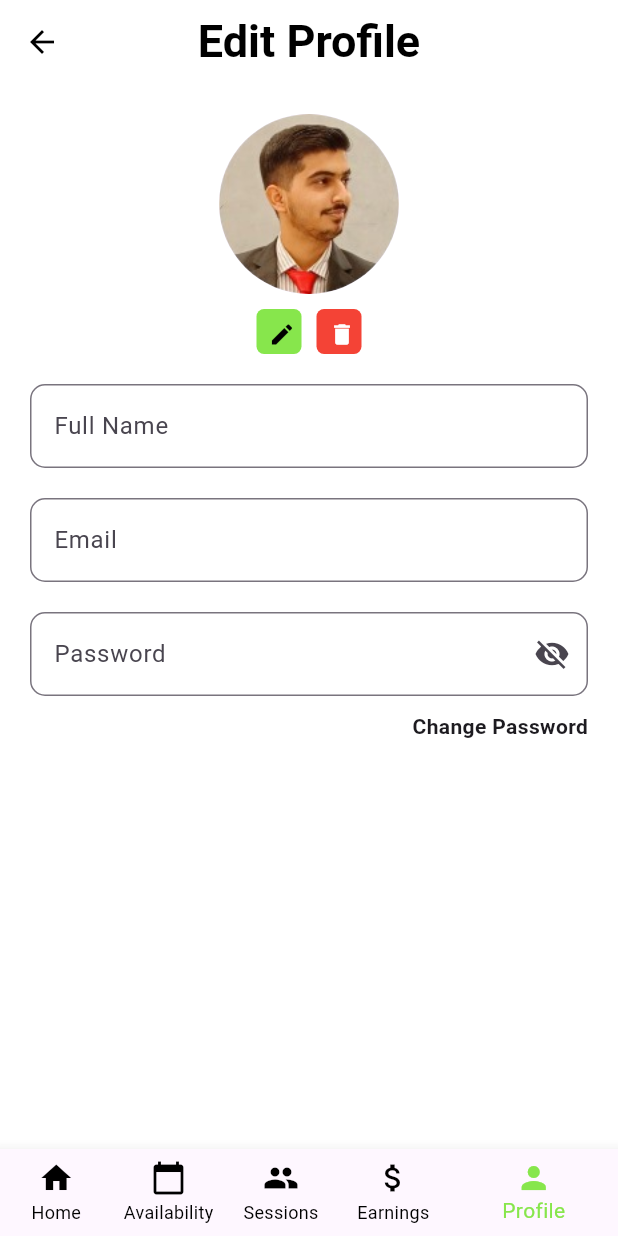
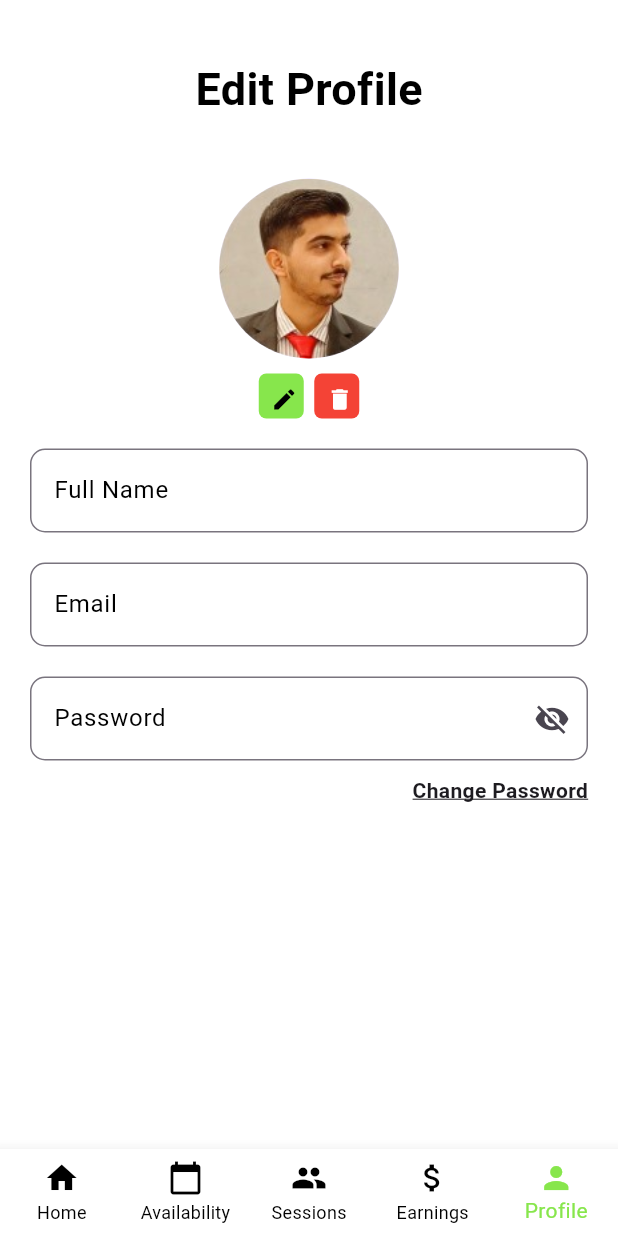
Before and after one commit to ahmedabbas8811/TutorNowApp, a Flutter app: the EditProfileScreen screen opened directly, on a phone screen of 412 x 824 dp. Run offline on Flutter 3.47's test engine with Material 3 defaults, Android fonts, the phone set to English and light mode, and no system bars; our stand-ins replace file_picker, form_validator, get, get_storage, image_picker, permission_handler and 1 more; accounts and stored records are empty.

Commit message:
Made Changes in person screen & edit profile screen and add change password screen

```diff
--- a/lib/earningscreen.dart
+++ b/lib/earningscreen.dart
@@ -112,6 +112,8 @@ class _EarningsScreenState extends State<EarningsScreen> {
       ),
       bottomNavigationBar: BottomNavigationBar(
         currentIndex: _selectedIndex,
+        type: BottomNavigationBarType.fixed, // Fixed type ensures white background
+          backgroundColor: Colors.white,
         selectedItemColor: const Color(0xff87e64c),
         unselectedItemColor: Colors.black,
         showSelectedLabels: true,
--- a/lib/admin/views/editprofile_screen.dart
+++ b/lib/editprofile_screen.dart
@@ -1,4 +1,10 @@
 import 'package:flutter/material.dart';
+import 'package:newifchaly/changepassword_screen.dart';
+import 'package:newifchaly/availabilityscreen.dart';
+import 'package:newifchaly/earningscreen.dart';
+import 'package:newifchaly/personscreen.dart';
+import 'package:newifchaly/profile_screen.dart';
+import 'package:newifchaly/sessionscreen.dart';
 
 class EditProfileScreen extends StatefulWidget {
   @override
@@ -32,35 +38,64 @@ class _EditProfileScreenState extends State<EditProfileScreen> {
   }
 
   @override
-  void dispose() {
-    super.dispose();
-    _fullNameFocusNode.dispose();
-    _emailFocusNode.dispose();
-    _passwordFocusNode.dispose();
+  void _onBottomNavTap(int index) {
+  switch (index) {
+    case 0:
+      Navigator.push(
+        context,
+        MaterialPageRoute(builder: (context) => ProfileScreen()), // Replace with actual HomeScreen widget
+      );
+      break;
+    case 1:
+      Navigator.push(
+        context,
+        MaterialPageRoute(builder: (context) => AvailabilityScreen()), // Replace with actual AvailabilityScreen widget
+      );
+      break;
+    case 2:
+      Navigator.push(
+        context,
+        MaterialPageRoute(builder: (context) => SessionsScreen()), // Replace with actual SessionsScreen widget
+      );
+      break;
+    case 3:
+      Navigator.push(
+        context,
+        MaterialPageRoute(builder: (context) => EarningsScreen()), // Your existing EarningsScreen widget
+      );
+      break;
+    case 4:
+      Navigator.push(
+        context,
+        MaterialPageRoute(builder: (context) => PersonScreen()), // Profile screen (current screen)
+      );
+      break;
   }
+}
+
 
   @override
   Widget build(BuildContext context) {
     return Scaffold(
       backgroundColor: Colors.white,
-      appBar: AppBar(
-
-        title: const Text(
-          'Edit Profile',
-          style: TextStyle(
-              fontSize: 30, color: Colors.black, fontWeight: FontWeight.bold),
-        ),
-        backgroundColor: Colors.white,
-        elevation: 0,
-        centerTitle: true,
-        iconTheme: const IconThemeData(color: Colors.black),
-      ),
       body: SingleChildScrollView(
         child: Padding(
           padding: const EdgeInsets.symmetric(horizontal: 20.0),
           child: Column(
             crossAxisAlignment: CrossAxisAlignment.center,
             children: [
+              const SizedBox(height: 20),
+              // Add "Edit Profile" text here
+            const  Padding(
+                padding: const EdgeInsets.all(18.0),
+                child: const Text(
+                  'Edit Profile',
+                  style: TextStyle(
+                      fontSize: 30,
+                      fontWeight: FontWeight.bold,
+                      color: Colors.black),
+                ),
+              ),
               const SizedBox(height: 20),
               Column(
                 children: [
@@ -69,43 +104,36 @@ class _EditProfileScreenState extends State<EditProfileScreen> {
                     backgroundImage: AssetImage('assets/profile.jpg'),
                   ),
                   const SizedBox(height: 10),
-                  // Centered Row for edit and delete buttons
                   Row(
                     mainAxisAlignment: MainAxisAlignment.center,
                     children: [
-                      // Edit button with rounded container
                       Container(
                         width: 30,
                         height: 30,
                         padding: EdgeInsets.all(0),
                         decoration: BoxDecoration(
                           color: const Color(0xff87e64c),
-                          borderRadius: BorderRadius.circular(5), // Rounded corners
+                          borderRadius: BorderRadius.circular(5),
                         ),
                         child: IconButton(
-                          onPressed: () {
-                            // Action for edit button
-                          },
+                          onPressed: () {},
                           icon: const Icon(Icons.edit, color: Colors.black),
-                          iconSize: 18, // Smaller icon size
+                          iconSize: 18,
                         ),
                       ),
-                      const SizedBox(width: 10),
-                      // Delete button with rounded container
+                      const SizedBox(width: 7),
                       Container(
                         width: 30,
                         height: 30,
                         padding: EdgeInsets.all(0),
                         decoration: BoxDecoration(
                           color: Colors.red,
-                          borderRadius: BorderRadius.circular(5), // Rounded corners
+                          borderRadius: BorderRadius.circular(5),
                         ),
                         child: IconButton(
-                          onPressed: () {
-                            // Action for delete button
-                          },
+                          onPressed: () {},
                           icon: const Icon(Icons.delete, color: Colors.white),
-                          iconSize: 18, // Smaller icon size
+                          iconSize: 18,
                         ),
                       ),
                     ],
@@ -113,17 +141,30 @@ class _EditProfileScreenState extends State<EditProfileScreen> {
                 ],
               ),
               const SizedBox(height: 20),
-              // Full Name Field
+
               TextField(
                 controller: _fullNameController,
                 focusNode: _fullNameFocusNode,
+                cursorColor: Colors.grey,
                 decoration: InputDecoration(
                   labelText: 'Full Name',
                   hintText: 'Aliyan Rizvi',
+                  labelStyle: TextStyle(
+                    color: _fullNameController.text.isNotEmpty
+                        ? Colors.grey
+                        : (_fullNameFocusNode.hasFocus
+                            ? Colors.grey
+                            : Colors.black),
+                  ),
                   border: OutlineInputBorder(
                     borderRadius: BorderRadius.circular(10.0),
                     borderSide: BorderSide(
-                        color: Colors.grey), // Always gray for border
+                      color: _fullNameController.text.isNotEmpty
+                          ? Colors.grey
+                          : (_fullNameFocusNode.hasFocus
+                              ? Colors.grey
+                              : Colors.grey),
+                    ),
                   ),
                   focusedBorder: OutlineInputBorder(
                     borderRadius: BorderRadius.circular(10.0),
@@ -132,17 +173,30 @@ class _EditProfileScreenState extends State<EditProfileScreen> {
                 ),
               ),
               const SizedBox(height: 20),
-              // Email Field
+
               TextField(
                 controller: _emailController,
                 focusNode: _emailFocusNode,
+                cursorColor: Colors.grey,
                 decoration: InputDecoration(
                   labelText: 'Email',
                   hintText: 'aliyanrizvi@gmail.com',
+                  labelStyle: TextStyle(
+                    color: _emailController.text.isNotEmpty
+                        ? Colors.grey
+                        : (_emailFocusNode.hasFocus
+                            ? Colors.grey
+                            : Colors.black),
+                  ),
                   border: OutlineInputBorder(
                     borderRadius: BorderRadius.circular(10.0),
                     borderSide: BorderSide(
-                        color: Colors.grey), // Always gray for border
+                      color: _emailController.text.isNotEmpty
+                          ? Colors.grey
+                          : (_emailFocusNode.hasFocus
+                              ? Colors.grey
+                              : Colors.grey),
+                    ),
                   ),
                   focusedBorder: OutlineInputBorder(
                     borderRadius: BorderRadius.circular(10.0),
@@ -156,13 +210,26 @@ class _EditProfileScreenState extends State<EditProfileScreen> {
                 controller: _passwordController,
                 focusNode: _passwordFocusNode,
                 obscureText: !_isPasswordVisible,
+                cursorColor: Colors.grey,
                 decoration: InputDecoration(
                   labelText: 'Password',
                   hintText: 'AliyanRizvi123.',
+                  labelStyle: TextStyle(
+                    color: _passwordController.text.isNotEmpty
+                        ? Colors.grey
+                        : (_passwordFocusNode.hasFocus
+                            ? Colors.grey
+                            : Colors.black),
+                  ),
                   border: OutlineInputBorder(
                     borderRadius: BorderRadius.circular(10.0),
                     borderSide: BorderSide(
-                        color: Colors.grey), // Always gray for border
+                      color: _passwordController.text.isNotEmpty
+                          ? Colors.grey
+                          : (_passwordFocusNode.hasFocus
+                              ? Colors.grey
+                              : Colors.grey),
+                    ),
                   ),
                   focusedBorder: OutlineInputBorder(
                     borderRadius: BorderRadius.circular(10.0),
@@ -184,16 +251,17 @@ class _EditProfileScreenState extends State<EditProfileScreen> {
               ),
               const SizedBox(height: 10),
               GestureDetector(
-                onTap: () {
-                  setState(() {
-                    _isChangePasswordClicked = !_isChangePasswordClicked;
-                  });
-                },
+  onTap: () {
+    Navigator.push(
+      context,
+      MaterialPageRoute(builder: (context) => ChangePasswordScreen()),
+    );
+  },
                 child: const Align(
                   alignment: Alignment.centerRight,
                   child: Text(
-                    'Change Password',style: TextStyle(fontWeight: FontWeight.bold),
-
+                    'Change Password',
+                    style: TextStyle(fontWeight: FontWeight.bold,decoration:TextDecoration.underline),
                   ),
                 ),
               ),
@@ -203,21 +271,21 @@ class _EditProfileScreenState extends State<EditProfileScreen> {
         ),
       ),
   bottomNavigationBar: BottomNavigationBar(
-  backgroundColor: Colors.white,  // This sets the background color to white
+  type: BottomNavigationBarType.fixed,
+  backgroundColor: Colors.white,
   selectedItemColor: const Color(0xff87e64c),
   unselectedItemColor: Colors.black,
   showUnselectedLabels: true,
-  currentIndex: 4,
+  currentIndex: 4, // Current active index
+  onTap: _onBottomNavTap, // Handle tap
   items: const [
     BottomNavigationBarItem(icon: Icon(Icons.home), label: 'Home'),
-    BottomNavigationBarItem(
-        icon: Icon(Icons.calendar_today), label: 'Availability'),
+    BottomNavigationBarItem(icon: Icon(Icons.calendar_today), label: 'Availability'),
     BottomNavigationBarItem(icon: Icon(Icons.people), label: 'Sessions'),
-    BottomNavigationBarItem(
-        icon: Icon(Icons.attach_money), label: 'Earnings'),
+    BottomNavigationBarItem(icon: Icon(Icons.attach_money), label: 'Earnings'),
     BottomNavigationBarItem(icon: Icon(Icons.person), label: 'Profile'),
   ],
-)
+),
 
     );
   }
--- a/lib/profile_screen.dart
+++ b/lib/profile_screen.dart
@@ -13,6 +13,7 @@ class ProfileScreen extends StatelessWidget {
     final screenWidth = MediaQuery.of(context).size.width;
 
     return Scaffold(
+      backgroundColor: Colors.white,
       body: Padding(
         padding: const EdgeInsets.symmetric(horizontal: 20.0),
         child: Column(
@@ -103,6 +104,8 @@ class ProfileScreen extends StatelessWidget {
       ),
       bottomNavigationBar: Obx(() => BottomNavigationBar(
             currentIndex: controller.selectedIndex.value,
+              type: BottomNavigationBarType.fixed, // Fixed type ensures white background
+          backgroundColor: Colors.white,
             selectedItemColor: const Color(0xff87e64c),
             unselectedItemColor: Colors.black,
             showSelectedLabels: true,
--- a/lib/sessionscreen.dart
+++ b/lib/sessionscreen.dart
@@ -119,6 +119,8 @@ class _SessionsScreenState extends State<SessionsScreen> {
       ),
       bottomNavigationBar: BottomNavigationBar(
         currentIndex: _selectedIndex,
+        type: BottomNavigationBarType.fixed, // Fixed type ensures white background
+          backgroundColor: Colors.white,
         selectedItemColor: const Color(0xff87e64c),
         unselectedItemColor: Colors.black,
         showSelectedLabels: true,
```
Also changed, not shown: lib/availabilityscreen.dart (+12 -7 lines), lib/changepassword_screen.dart (added, +242 -0 lines), lib/personscreen.dart (+45 -7 lines).
